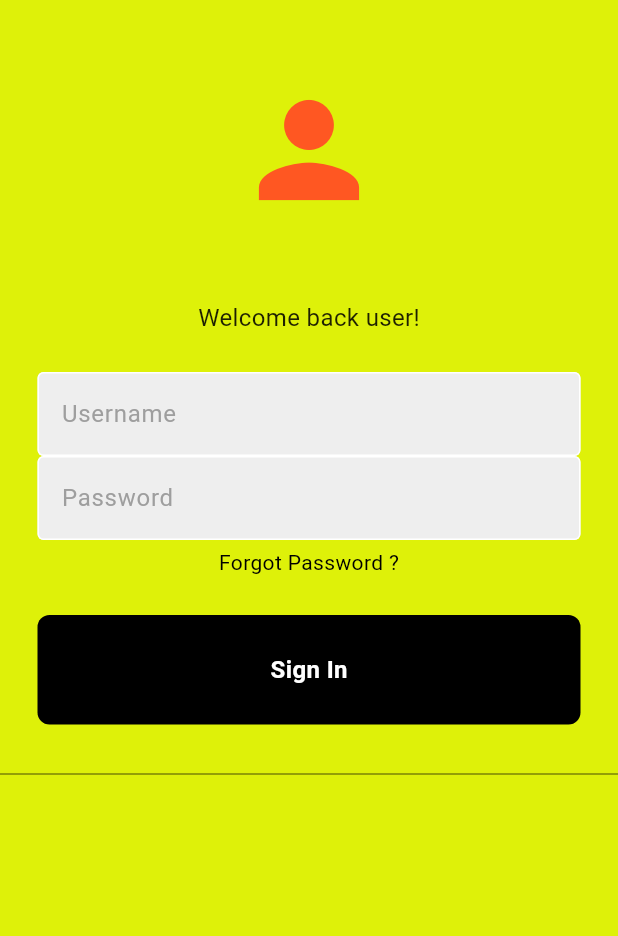
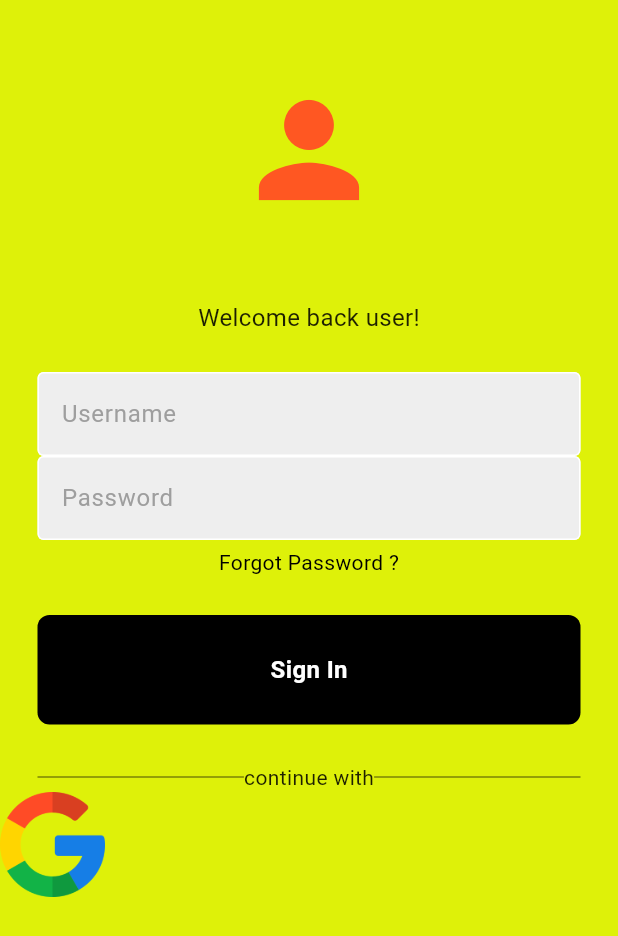
Before and after one commit to adityagupta7711/LoginPage, a Flutter app: the screen it shows after launch, on a phone screen of 412 x 824 dp. Shown: the top 936 px of the screen. Run offline on Flutter 3.47's test engine with Material 3 defaults, Android fonts, the phone set to English and light mode, and no system bars.

Commit message:
new changes

```diff
--- a/lib/pages/login_page.dart
+++ b/lib/pages/login_page.dart
@@ -70,14 +70,36 @@ class Loginpage extends StatelessWidget {
 
               //or continue with
               const SizedBox(height: 25),
+              Padding(
+                padding: const EdgeInsets.symmetric(horizontal: 25.0),
+                child: Row(
+                  children: [
+                    Expanded(
+                      child: Divider(
+                        thickness: 1,
+                        color: Colors.black45,
+                      ),
+                    ),
+                    Text(
+                    'continue with',
+                    style: TextStyle(color: Colors.black87),
+                    ),
+                     Expanded(
+                      child: Divider(
+                        thickness: 1,
+                        color: Colors.black45,
+                      ),
+                    ),
+                  ],
+                ),
+              ),
+              //google + apple sign-in
               Row(
                 children: [
-                  Expanded(
-                    child: Divider(
-                      thickness: 1,
-                      color: Colors.black45,
-                    ),
-                  ),
+                  //google button
+                  Image.asset('lib/assets/google.png',
+                  height: 70,
+                  )
                 ],
               )
 
```
Also changed, not shown: lib/components/square_tile.dart (added, +24 -0 lines).
